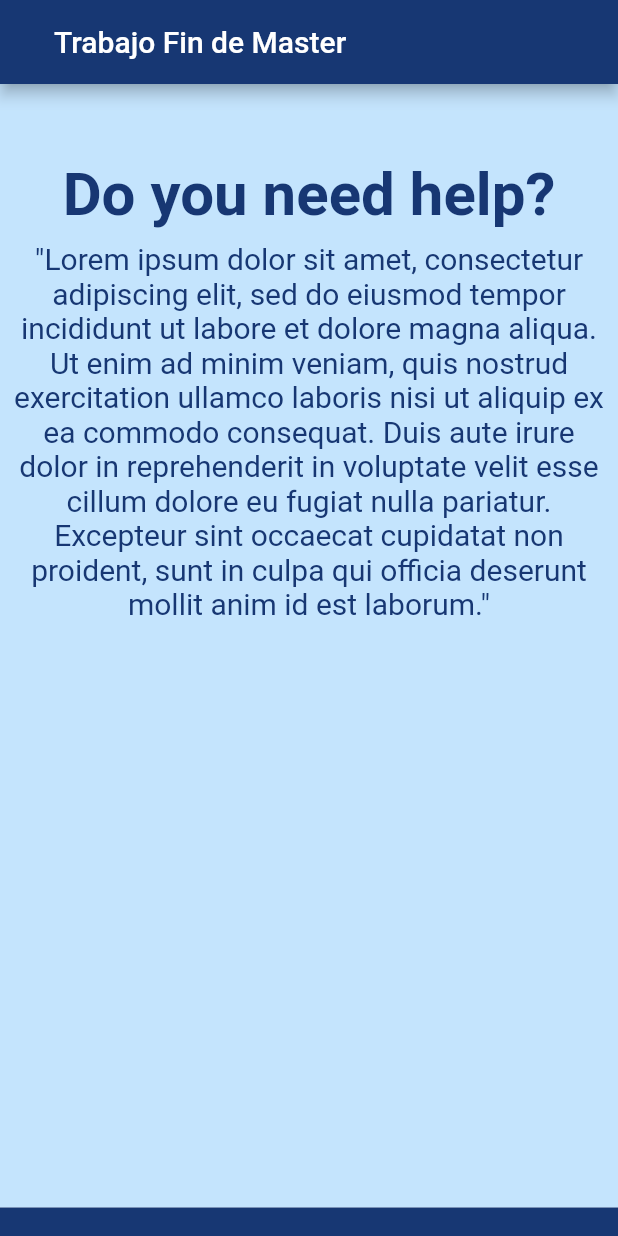
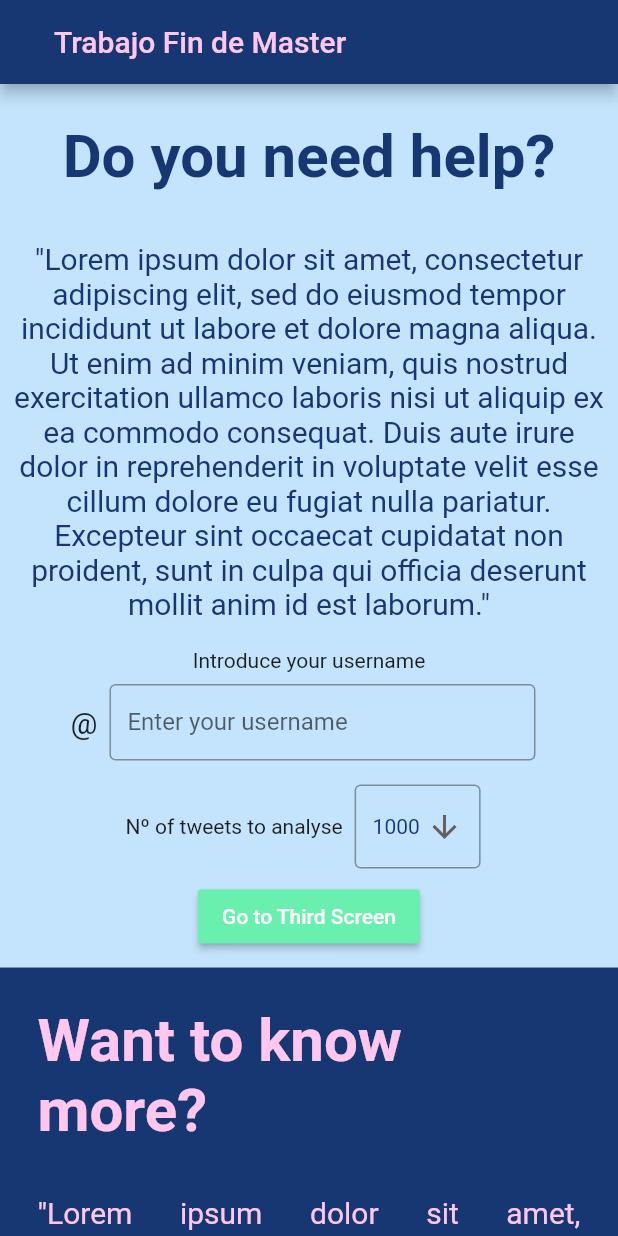
Before and after one commit to JavierAntonYuste/TFM, a Flutter app: the screen it shows after launch, on a phone screen of 412 x 824 dp. Run offline on Flutter 3.47's test engine with Material 2 defaults, Android fonts, the phone set to English and light mode, and no system bars; our stand-ins replace bloc, connectivity_plus, flutter_bloc; generated files the repository leaves out were written again; Roboto replaces fonts that are missing (Libre Baskerville, LibreBaskerville, Montserrat); statements that could not run were skipped.

Commit message:
Implementing new functions in home

```diff
--- a/flutter_app/lib/constants/strings.dart
+++ b/flutter_app/lib/constants/strings.dart
@@ -1,3 +1,5 @@
+// ######################### Home Screen strings #########################
+
 String homeTitle = 'Do you need help?';
 String homeDescription =
     '"Lorem ipsum dolor sit amet, consectetur adipiscing elit, sed do eiusmod tempor incididunt ut labore et dolore magna aliqua. Ut enim ad minim veniam, quis nostrud exercitation ullamco laboris nisi ut aliquip ex ea commodo consequat. Duis aute irure dolor in reprehenderit in voluptate velit esse cillum dolore eu fugiat nulla pariatur. Excepteur sint occaecat cupidatat non proident, sunt in culpa qui officia deserunt mollit anim id est laborum."';
--- a/flutter_app/lib/presentation/screens/home_screen.dart
+++ b/flutter_app/lib/presentation/screens/home_screen.dart
@@ -23,7 +23,12 @@ class _HomeScreenState extends State<HomeScreen> {
             backgroundColor: widget.color,
             title: Padding(
               padding: EdgeInsets.only(left: 20),
-              child: Text(widget.title),
+              child: Text(
+                widget.title,
+                style: TextStyle(
+                    color: Theme.of(context).secondaryHeaderColor,
+                    fontFamily: 'Libre Baskerville'),
+              ),
             )),
         body: CustomScrollView(
           slivers: <Widget>[
@@ -31,7 +36,7 @@ class _HomeScreenState extends State<HomeScreen> {
                 delegate: SliverChildListDelegate([
               Container(
                 color: Color(0xF9C3E3FD),
-                height: (MediaQuery.of(context).size.height) - 75,
+                //height: (MediaQuery.of(context).size.height) - 75,
                 child: hometitle(context),
               ),
               Container(
--- a/flutter_app/lib/widgets/home_widgets.dart
+++ b/flutter_app/lib/widgets/home_widgets.dart
@@ -1,18 +1,23 @@
 import 'package:flutter/material.dart';
 import 'package:flutter_app/constants/strings.dart' as s;
 
-Widget hometitle(BuildContext context) {
+class hometitle extends StatelessWidget {
+  const hometitle(BuildContext context, {Key key}) : super(key: key);
+
+  @override
+  Widget build(BuildContext context) {
     return Container(
         child: Column(
       children: <Widget>[
         Padding(
-          padding: const EdgeInsets.only(top: 50),
+            padding: const EdgeInsets.symmetric(vertical: 25, horizontal: 8),
             child: Text(
               s.homeTitle,
               style: TextStyle(
                 color: Theme.of(context).primaryColor,
                 fontWeight: FontWeight.bold,
                 fontSize: 40,
+                fontFamily: 'LibreBaskerville',
               ),
             )),
         Padding(
@@ -25,33 +30,141 @@ Widget hometitle(BuildContext context) {
                 fontSize: 20,
               ),
             )),
+        homeform(context),
       ],
     ));
   }
+}
 
-Widget wantmore(BuildContext context) {
+class homeform extends StatefulWidget {
+  const homeform(BuildContext context, {Key key}) : super(key: key);
+
+  @override
+  State<homeform> createState() => _homeformState();
+}
+
+class _homeformState extends State<homeform> {
+  final _formKey = GlobalKey<FormState>();
+
+  @override
+  Widget build(BuildContext context) {
+    int dropDownValue = 1000;
+    return Form(
+      key: _formKey,
+      child: Container(
+        padding: const EdgeInsets.all(10),
+        child: Column(
+          children: <Widget>[
+            Text('Introduce your username'),
+            Row(
+              mainAxisAlignment: MainAxisAlignment.center,
+              children: <Widget>[
+                Align(
+                  alignment: Alignment.bottomCenter,
+                  child: Text(
+                    '@',
+                    style: TextStyle(fontSize: 20),
+                  ),
+                ),
+                Container(
+                  width: 300,
+                  padding: const EdgeInsets.all(8),
+                  child: TextFormField(
+                    decoration: const InputDecoration(
+                      border: OutlineInputBorder(),
+                      isDense: true,
+                      labelText: 'Enter your username',
+                    ),
+                  ),
+                ),
+              ],
+            ),
+            Row(
+              mainAxisAlignment: MainAxisAlignment.center,
+              mainAxisSize: MainAxisSize.max,
+              children: <Widget>[
+                Text('Nº of tweets to analyse'),
+                Container(
+                    width: 100,
+                    padding: const EdgeInsets.all(8),
+                    child: DropdownButtonFormField(
+                      alignment: Alignment.center,
+                      value: dropDownValue,
+                      icon: const Icon(Icons.arrow_downward),
+                      style: TextStyle(color: Theme.of(context).primaryColor),
+                      decoration: const InputDecoration(
+                        border: OutlineInputBorder(),
+                        isDense: true,
+                      ),
+                      items: <int>[1000, 1500, 200]
+                          .map<DropdownMenuItem<int>>((int value) {
+                        return DropdownMenuItem<int>(
+                          value: value,
+                          child: Text(value.toString()),
+                        );
+                      }).toList(),
+                      onChanged: (int newValue) {
+                        setState(() {
+                          dropDownValue = newValue;
+                        });
+                      },
+                      elevation: 16,
+                    )),
+              ],
+            ),
+            MaterialButton(
+              color: Colors.greenAccent,
+              child: Text(
+                'Go to Third Screen',
+                style: TextStyle(color: Colors.white),
+              ),
+              onPressed: () {
+                Navigator.of(context).pushNamed('/third');
+              },
+            ),
+          ],
+        ),
+      ),
+    );
+  }
+}
+
+class wantmore extends StatelessWidget {
+  const wantmore(BuildContext context, {Key key}) : super(key: key);
+
+  @override
+  Widget build(BuildContext context) {
     return Container(
         child: Column(
       children: <Widget>[
-      Padding(
-          padding: const EdgeInsets.only(top: 25, bottom: 25),
+        Align(
+            alignment: Alignment.topLeft,
+            child: Padding(
+              padding: const EdgeInsets.all(25),
               child: Text(
                 s.wantMoreTitle,
                 style: TextStyle(
                   color: Theme.of(context).secondaryHeaderColor,
                   fontWeight: FontWeight.bold,
                   fontSize: 40,
+                  fontFamily: 'LibreBaskerville',
+                ),
               ),
             )),
-      Padding(
-          padding: const EdgeInsets.all(8.0),
+        Align(
+          alignment: Alignment.topLeft,
+          child: Padding(
+              padding: const EdgeInsets.symmetric(horizontal: 25, vertical: 8),
               child: Text(
                 s.WantMoreDescription,
+                textAlign: TextAlign.justify,
                 style: TextStyle(
                   color: Theme.of(context).secondaryHeaderColor,
                   fontSize: 20,
                 ),
               )),
+        ),
       ],
     ));
   }
+}
```
Also changed, not shown: flutter_app/pubspec.yaml (+11 -0 lines). Lines whose indentation alone changed are shown as unchanged.
